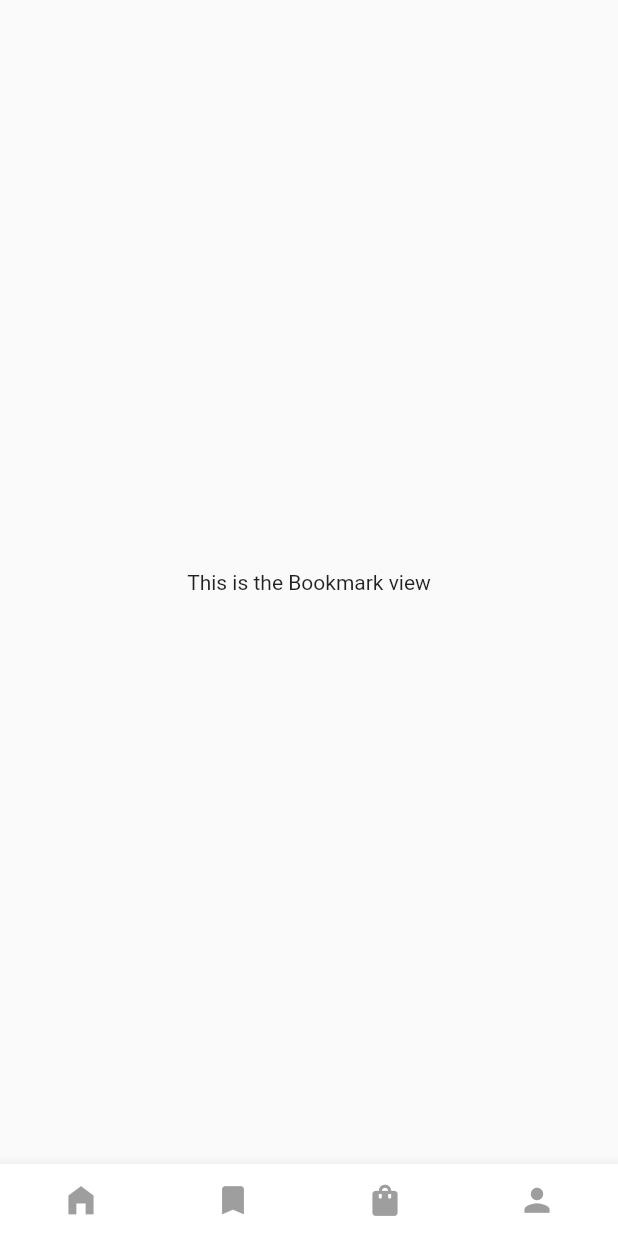
After one commit to UI-Light/recipe_app, a Flutter app: the Indexview screen opened directly, item 2 of the bottom bar chosen, after a tap on the "home filled" icon, after a tap on the "bookmark" icon, on a phone screen of 412 x 824 dp. The commit adds this screen. Run offline on Flutter 3.47's test engine with Material 2 defaults, Android fonts, the light colour scheme and no system bars; our stand-ins replace google_fonts.

Commit message:
Refactor views to use PageView

```diff
--- /dev/null
+++ b/lib/ui/views/bookmark_view.dart
@@ -0,0 +1,14 @@
+import 'package:flutter/material.dart';
+
+class BookmarkView extends StatelessWidget {
+  const BookmarkView({Key? key}) : super(key: key);
+
+  @override
+  Widget build(BuildContext context) {
+    return const Center(
+      child: Text(
+        'This is the Bookmark view',
+      ),
+    );
+  }
+}
--- /dev/null
+++ b/lib/ui/views/cart_view.dart
@@ -0,0 +1,14 @@
+import 'package:flutter/material.dart';
+
+class CartView extends StatelessWidget {
+  const CartView({Key? key}) : super(key: key);
+
+  @override
+  Widget build(BuildContext context) {
+    return const Center(
+      child: Text(
+        'This is the Cart view',
+      ),
+    );
+  }
+}
--- a/lib/ui/views/home_view.dart
+++ b/lib/ui/views/home_view.dart
@@ -1,7 +1,7 @@
 // ignore_for_file: prefer_const_constructors
 import 'package:flutter/material.dart';
 import 'package:google_fonts/google_fonts.dart';
-import 'package:recipe_app/ui/views/foods_view.dart';
+import 'package:recipe_app/ui/views/index_view.dart';
 
 class HomeView extends StatelessWidget {
   const HomeView({Key? key}) : super(key: key);
@@ -44,7 +44,7 @@ class HomeView extends StatelessWidget {
                 onTap: () {
                   Navigator.push(
                     context,
-                    MaterialPageRoute(builder: (context) => FoodsView()),
+                    MaterialPageRoute(builder: (context) => Indexview()),
                   );
                 },
                 child: Container(
--- /dev/null
+++ b/lib/ui/views/index_view.dart
@@ -0,0 +1,81 @@
+import 'package:flutter/material.dart';
+import 'package:recipe_app/ui/views/bookmark_view.dart';
+import 'package:recipe_app/ui/views/cart_view.dart';
+import 'package:recipe_app/ui/views/foods_view.dart';
+import 'package:recipe_app/ui/views/profile_view.dart';
+
+class Indexview extends StatefulWidget {
+  const Indexview({Key? key}) : super(key: key);
+
+  @override
+  _IndexviewState createState() => _IndexviewState();
+}
+
+class _IndexviewState extends State<Indexview> {
+  PageController pagesController = PageController();
+  @override
+  Widget build(BuildContext context) {
+    return Scaffold(
+      body: PageView(
+        physics: const NeverScrollableScrollPhysics(),
+        controller: pagesController,
+        children: const [
+          FoodsView(),
+          BookmarkView(),
+          CartView(),
+          ProfileView(),
+        ],
+      ),
+      bottomNavigationBar: BottomAppBar(
+        child: Container(
+          margin: const EdgeInsets.only(left: 30.0, right: 30.0),
+          child: Row(
+            mainAxisAlignment: MainAxisAlignment.spaceBetween,
+            children: <Widget>[
+              IconButton(
+                onPressed: () {
+                  pagesController.jumpToPage(0);
+                },
+                iconSize: 25.0,
+                icon: const Icon(
+                  Icons.home_filled,
+                  color: Colors.grey,
+                ),
+              ),
+              IconButton(
+                onPressed: () {
+                  pagesController.jumpToPage(1);
+                },
+                iconSize: 25.0,
+                icon: const Icon(
+                  Icons.bookmark,
+                  color: Colors.grey,
+                ),
+              ),
+              IconButton(
+                onPressed: () {
+                  pagesController.jumpToPage(2);
+                },
+                iconSize: 25.0,
+                icon: const Icon(
+                  Icons.shopping_bag,
+                  color: Colors.grey,
+                ),
+              ),
+              IconButton(
+                onPressed: () {
+                  pagesController.jumpToPage(3);
+                },
+                iconSize: 25.0,
+                icon: const Icon(
+                  Icons.person,
+                  color: Colors.grey,
+                ),
+              ),
+            ],
+          ),
+        ),
+      ),
+    );
+  }
+}
--- /dev/null
+++ b/lib/ui/views/profile_view.dart
@@ -0,0 +1,14 @@
+import 'package:flutter/material.dart';
+
+class ProfileView extends StatelessWidget {
+  const ProfileView({Key? key}) : super(key: key);
+
+  @override
+  Widget build(BuildContext context) {
+    return const Center(
+      child: Text(
+        'This is the Profile view',
+      ),
+    );
+  }
+}
```
Also changed, not shown: lib/ui/views/foods_view.dart (+0 -42 lines), lib/ui/views/recipe_view.dart (+7 -4 lines).
